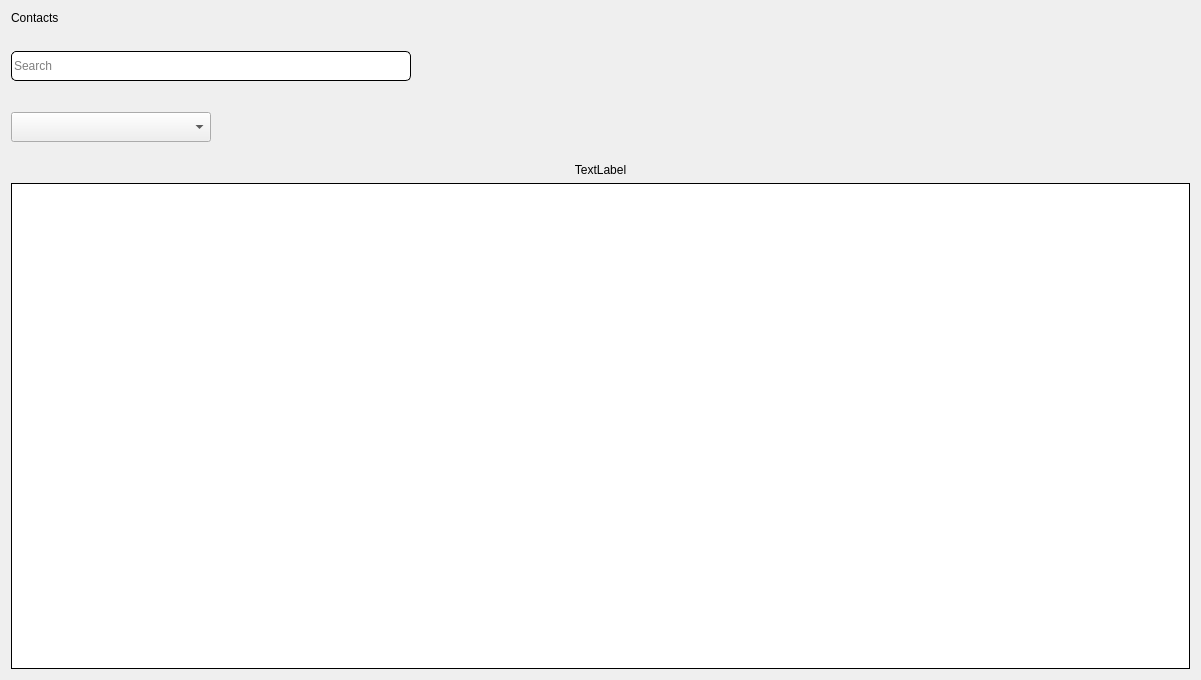
Old version of the form CRM/views/ui/contacts_landing.ui in the repository ImGaby123/SalesOptimizer-CRM.
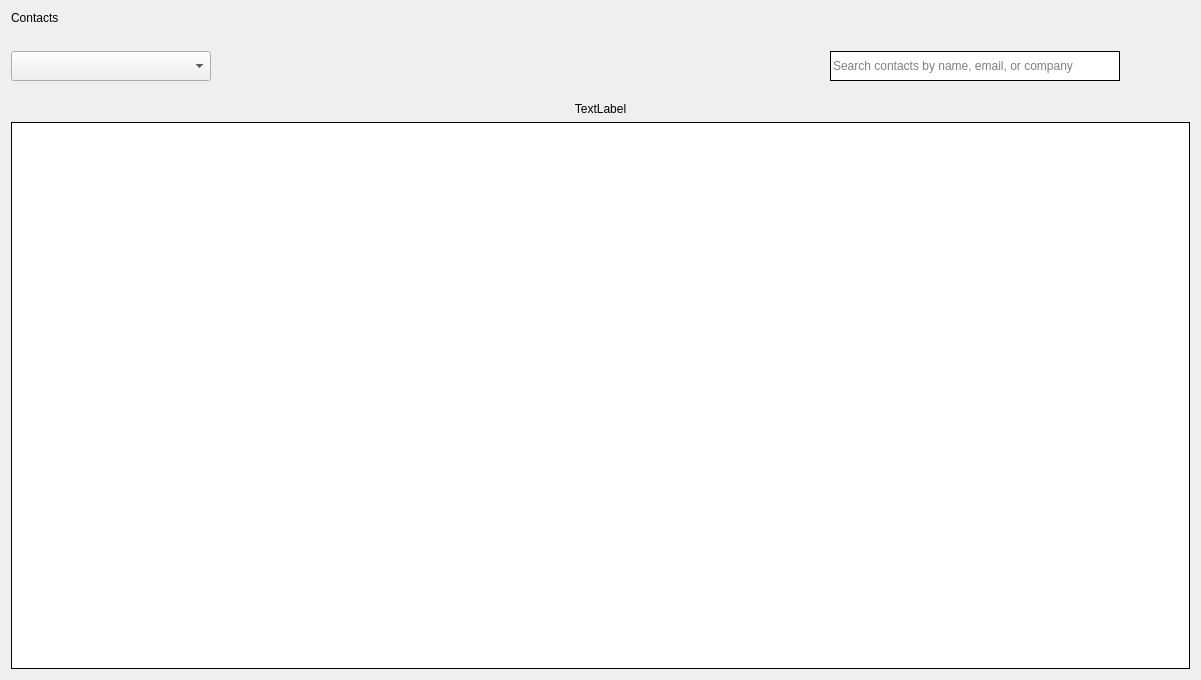
New version of the form. Icons and pictures are not drawn.

Commit message: header bold, search icon, space efficient ui design, buttonwith tooltip

What changed in the file:
```diff
--- a/CRM/views/ui/contacts_landing.ui
+++ b/CRM/views/ui/contacts_landing.ui
@@ -16,9 +16,12 @@
   <layout class="QGridLayout" name="gridLayout_3">
    <item row="0" column="0">
     <layout class="QGridLayout" name="gridLayout">
-     <item row="4" column="0">
-      <layout class="QGridLayout" name="gridLayout_2">
-       <item row="0" column="0">
+     <item row="3" column="0">
+      <layout class="QGridLayout" name="gridLayout_2"/>
+     </item>
+     <item row="2" column="0">
+      <layout class="QHBoxLayout" name="horizontalLayout_22">
+       <item>
         <widget class="QComboBox" name="allContacts_combo">
          <property name="sizePolicy">
           <sizepolicy hsizetype="Expanding" vsizetype="Fixed">
@@ -45,12 +48,12 @@
           <bool>false</bool>
          </property>
          <property name="placeholderText">
-          <string>All Contacts</string>
+          <string>Sort contacts by:</string>
          </property>
         </widget>
        </item>
-       <item row="0" column="1">
-        <spacer name="horizontalSpacer_2">
+       <item>
+        <spacer name="horizontalSpacer">
          <property name="orientation">
           <enum>Qt::Orientation::Horizontal</enum>
          </property>
@@ -62,10 +65,6 @@
          </property>
         </spacer>
        </item>
-      </layout>
-     </item>
-     <item row="2" column="0">
-      <layout class="QHBoxLayout" name="horizontalLayout_22">
        <item>
         <widget class="QLineEdit" name="search_line">
          <property name="sizePolicy">
@@ -82,22 +81,20 @@
          </property>
          <property name="maximumSize">
           <size>
-           <width>400</width>
+           <width>290</width>
            <height>16777215</height>
           </size>
          </property>
          <property name="styleSheet">
           <string notr="true">QLineEdit{
 	border: 1px solid black;
-    border-radius: 5px;
-}
-</string>
+}</string>
          </property>
          <property name="frame">
           <bool>true</bool>
          </property>
          <property name="placeholderText">
-          <string>Search</string>
+          <string>Search contacts by name, email, or company</string>
          </property>
          <property name="cursorMoveStyle">
           <enum>Qt::CursorMoveStyle::LogicalMoveStyle</enum>
@@ -112,28 +109,25 @@
          <property name="spacing">
           <number>0</number>
          </property>
-         <item>
-          <spacer name="horizontalSpacer">
-           <property name="orientation">
-            <enum>Qt::Orientation::Horizontal</enum>
-           </property>
-           <property name="sizeHint" stdset="0">
-            <size>
-             <width>40</width>
-             <height>20</height>
-            </size>
-           </property>
-          </spacer>
-         </item>
          <item>
           <widget class="QPushButton" name="add_btn">
+           <property name="cursor">
+            <cursorShape>PointingHandCursor</cursorShape>
+           </property>
+           <property name="toolTip">
+            <string>Add Contact</string>
+           </property>
            <property name="whatsThis">
             <string>add contact</string>
            </property>
            <property name="styleSheet">
             <string notr="true">QPushButton{
 	background: transparent;
-	border: none;
+	border: none;	
+}
+
+QPushButton:hover {
+    background: rgba(100, 100, 100, 0.2); /* Light gray with transparency */
 }</string>
            </property>
            <property name="text">
@@ -145,14 +139,20 @@
            </property>
            <property name="iconSize">
             <size>
-             <width>40</width>
-             <height>40</height>
+             <width>30</width>
+             <height>30</height>
             </size>
            </property>
           </widget>
          </item>
          <item>
           <widget class="QPushButton" name="delete_btn">
+           <property name="cursor">
+            <cursorShape>PointingHandCursor</cursorShape>
+           </property>
+           <property name="toolTip">
+            <string>Delete Contacts</string>
+           </property>
            <property name="whatsThis">
             <string>delete contact</string>
            </property>
@@ -160,6 +160,10 @@
             <string notr="true">QPushButton{
 	background: transparent;
 	border: none;
+}
+
+QPushButton:hover {
+    background: rgba(100, 100, 100, 0.2); /* Light gray with transparency */
 }</string>
            </property>
            <property name="text">
@@ -171,8 +175,8 @@
            </property>
            <property name="iconSize">
             <size>
-             <width>40</width>
-             <height>40</height>
+             <width>30</width>
+             <height>30</height>
             </size>
            </property>
           </widget>
@@ -181,7 +185,7 @@
        </item>
       </layout>
      </item>
-     <item row="8" column="0">
+     <item row="7" column="0">
       <widget class="QTableWidget" name="contacts_tbl">
        <property name="mouseTracking">
         <bool>false</bool>
@@ -203,7 +207,7 @@
        </attribute>
       </widget>
      </item>
-     <item row="5" column="0">
+     <item row="4" column="0">
       <spacer name="verticalSpacer_43">
        <property name="orientation">
         <enum>Qt::Orientation::Vertical</enum>
@@ -242,55 +246,7 @@
        </property>
       </widget>
      </item>
-     <item row="1" column="0">
-      <spacer name="verticalSpacer_42">
-       <property name="orientation">
-        <enum>Qt::Orientation::Vertical</enum>
-       </property>
-       <property name="sizeType">
-        <enum>QSizePolicy::Policy::Maximum</enum>
-       </property>
-       <property name="sizeHint" stdset="0">
-        <size>
-         <width>20</width>
-         <height>20</height>
-        </size>
-       </property>
-      </spacer>
-     </item>
-     <item row="1" column="0">
-      <spacer name="verticalSpacer_41">
-       <property name="orientation">
-        <enum>Qt::Orientation::Vertical</enum>
-       </property>
-       <property name="sizeType">
-        <enum>QSizePolicy::Policy::Maximum</enum>
-       </property>
-       <property name="sizeHint" stdset="0">
-        <size>
-         <width>20</width>
-         <height>20</height>
-        </size>
-       </property>
-      </spacer>
-     </item>
-     <item row="3" column="0">
-      <spacer name="verticalSpacer">
-       <property name="orientation">
-        <enum>Qt::Orientation::Vertical</enum>
-       </property>
-       <property name="sizeType">
-        <enum>QSizePolicy::Policy::Maximum</enum>
-       </property>
-       <property name="sizeHint" stdset="0">
-        <size>
-         <width>20</width>
-         <height>25</height>
-        </size>
-       </property>
-      </spacer>
-     </item>
-     <item row="6" column="0">
+     <item row="5" column="0">
       <widget class="QLabel" name="selecteditems_lbl">
        <property name="enabled">
         <bool>true</bool>
@@ -303,6 +259,22 @@
        </property>
       </widget>
      </item>
+     <item row="1" column="0">
+      <spacer name="verticalSpacer_41">
+       <property name="orientation">
+        <enum>Qt::Orientation::Vertical</enum>
+       </property>
+       <property name="sizeType">
+        <enum>QSizePolicy::Policy::Maximum</enum>
+       </property>
+       <property name="sizeHint" stdset="0">
+        <size>
+         <width>20</width>
+         <height>20</height>
+        </size>
+       </property>
+      </spacer>
+     </item>
     </layout>
    </item>
   </layout>
```
The commit also changes 2 other files.
